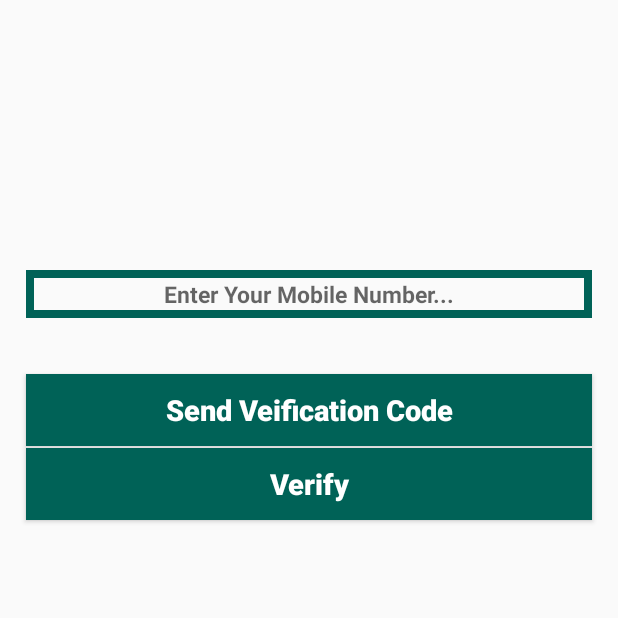
After one commit to saikumarreddys/Web-Mobile-Programming, an Android app: the PhoneLoginActivity screen opened directly, with no data from a screen before it, on a phone screen of 412 x 824 dp, the top half of it. The commit adds this screen. Run offline under Robolectric (Android 15) with nearby library versions, the phone set to English and light mode, and no system bars; our stand-ins replace Firebase (no records; nobody signed in at launch, a user with empty details on screens opened directly).

Commit message:
Mobile Number Authentication

```diff
--- a/WebLab2/app/src/main/AndroidManifest.xml
+++ b/WebLab2/app/src/main/AndroidManifest.xml
@@ -11,7 +11,8 @@
         android:roundIcon="@mipmap/ic_launcher_round"
         android:supportsRtl="true"
         android:theme="@style/AppTheme">
-        <activity android:name=".GroupchatActivity"></activity>
+        <activity android:name=".PhoneLoginActivity"></activity>
+        <activity android:name=".GroupchatActivity" />
         <activity android:name=".Settingsactivity" />
         <activity android:name=".RegisterActivity" />
         <activity android:name=".loginActivity" />
--- /dev/null
+++ b/WebLab2/app/src/main/java/com/example/mywhatsapp/PhoneLoginActivity.java
@@ -0,0 +1,177 @@
+package com.example.mywhatsapp;
+
+import androidx.annotation.NonNull;
+import androidx.appcompat.app.AppCompatActivity;
+
+import android.app.ProgressDialog;
+import android.content.Intent;
+import android.os.Bundle;
+import android.text.TextUtils;
+import android.util.Log;
+import android.view.View;
+import android.widget.Button;
+import android.widget.EditText;
+import android.widget.Toast;
+
+import com.google.android.gms.tasks.OnCompleteListener;
+import com.google.android.gms.tasks.Task;
+import com.google.firebase.FirebaseException;
+import com.google.firebase.auth.AuthResult;
+import com.google.firebase.auth.FirebaseAuth;
+import com.google.firebase.auth.PhoneAuthCredential;
+import com.google.firebase.auth.PhoneAuthProvider;
+
+import java.util.concurrent.TimeUnit;
+
+public class PhoneLoginActivity extends AppCompatActivity {
+
+    private Button sendverifybutton,verifybutton;
+    private FirebaseAuth mAuth;
+    private EditText phninput,verifyinput;
+    private PhoneAuthProvider.OnVerificationStateChangedCallbacks callbacks;
+    private String mVerificationId;
+    private PhoneAuthProvider.ForceResendingToken mResendToken;
+    private ProgressDialog pdialog;
+    @Override
+    protected void onCreate(Bundle savedInstanceState) {
+        super.onCreate(savedInstanceState);
+        setContentView(R.layout.activity_phone_login);
+
+        sendverifybutton = (Button) findViewById(R.id.send_verify_button);
+        verifybutton = (Button) findViewById(R.id.verify_button);
+        phninput = (EditText) findViewById(R.id.phone_num_input);
+        verifyinput = (EditText) findViewById(R.id.verification_code_input);
+        mAuth = FirebaseAuth.getInstance();
+        pdialog = new ProgressDialog(this);
+
+        sendverifybutton.setOnClickListener(new View.OnClickListener() {
+            @Override
+            public void onClick(View v) {
+
+
+
+
+                String phnnum = phninput.getText().toString();
+                if(TextUtils.isEmpty(phnnum))
+                {
+                    Toast.makeText(PhoneLoginActivity.this,"Please Enter Your Phone Number...",Toast.LENGTH_SHORT);
+                }
+                else
+                {
+                    pdialog.setTitle("Phone Verification...");
+                    pdialog.setMessage("Please Wait, while we are authenticating your login...");
+                    pdialog.setCanceledOnTouchOutside(false);
+                    pdialog.show();
+                    PhoneAuthProvider.getInstance().verifyPhoneNumber(
+                            phnnum,        // Phone number to verify
+                            60,                 // Timeout duration
+                            TimeUnit.SECONDS,   // Unit of timeout
+                            PhoneLoginActivity.this,               // Activity (for callback binding)
+                            callbacks);        // OnVerificationStateChangedCallbacks
+                }
+            }
+        });
+
+        verifybutton.setOnClickListener(new View.OnClickListener() {
+            @Override
+            public void onClick(View v) {
+
+                sendverifybutton.setVisibility(View.INVISIBLE);
+                phninput.setVisibility(View.INVISIBLE);
+
+                String verificationcode = verifyinput.getText().toString();
+
+                if(TextUtils.isEmpty(verificationcode))
+                {
+                    Toast.makeText(PhoneLoginActivity.this, "Please enter the Code", Toast.LENGTH_SHORT).show();
+                }
+                else {
+
+                    pdialog.setTitle("Code Verification...");
+                    pdialog.setMessage("Please Wait, while we are verifying your code...");
+                    pdialog.setCanceledOnTouchOutside(false);
+                    pdialog.show();
+
+                    PhoneAuthCredential credential = PhoneAuthProvider.getCredential(mVerificationId, verificationcode);
+                    signInWithPhoneAuthCredential(credential);
+                }
+
+            }
+        });
+
+        callbacks = new PhoneAuthProvider.OnVerificationStateChangedCallbacks() {
+            @Override
+            public void onVerificationCompleted(@NonNull PhoneAuthCredential phoneAuthCredential) {
+
+
+                signInWithPhoneAuthCredential(phoneAuthCredential);
+
+            }
+
+            @Override
+            public void onVerificationFailed(@NonNull FirebaseException e) {
+                pdialog.dismiss();
+
+                Toast.makeText(PhoneLoginActivity.this,"Invalid Mobile Number",Toast.LENGTH_SHORT);
+
+                sendverifybutton.setVisibility(View.VISIBLE);
+                phninput.setVisibility(View.VISIBLE);
+                verifybutton.setVisibility(View.INVISIBLE);
+                verifyinput.setVisibility(View.INVISIBLE);
+
+            }
+
+
+            public void onCodeSent(@NonNull String verificationId,
+                                   @NonNull PhoneAuthProvider.ForceResendingToken token) {
+
+
+                pdialog.dismiss();
+
+                // Save verification ID and resending token so we can use them later
+                mVerificationId = verificationId;
+                mResendToken = token;
+
+                Toast.makeText(PhoneLoginActivity.this,"Verification Code has been sent to your number..",Toast.LENGTH_SHORT);
+                sendverifybutton.setVisibility(View.INVISIBLE);
+                phninput.setVisibility(View.INVISIBLE);
+                verifybutton.setVisibility(View.VISIBLE);
+                verifyinput.setVisibility(View.VISIBLE);
+
+
+            }
+        };
+
+
+    }
+
+
+    private void signInWithPhoneAuthCredential(PhoneAuthCredential credential) {
+        mAuth.signInWithCredential(credential)
+                .addOnCompleteListener(this, new OnCompleteListener<AuthResult>() {
+                    @Override
+                    public void onComplete(@NonNull Task<AuthResult> task) {
+                        if (task.isSuccessful()) {
+
+                            pdialog.dismiss();
+                            Toast.makeText(PhoneLoginActivity.this,"You are logged in Successfully",Toast.LENGTH_SHORT);
+                            sendUsertoMainactivity();
+                        }
+                        else
+                        {
+
+                            String message = task.getException().toString();
+                            Toast.makeText(PhoneLoginActivity.this,"Error:"+message,Toast.LENGTH_SHORT);
+                        }
+                    }
+
+                });
+    }
+
+    private void sendUsertoMainactivity() {
+
+        Intent mainintent = new Intent(PhoneLoginActivity.this,MainActivity.class);
+        startActivity(mainintent);
+        finish();
+    }
+}
--- /dev/null
+++ b/WebLab2/app/src/main/res/layout/activity_phone_login.xml
@@ -0,0 +1,80 @@
+<?xml version="1.0" encoding="utf-8"?>
+<RelativeLayout xmlns:android="http://schemas.android.com/apk/res/android"
+    xmlns:app="http://schemas.android.com/apk/res-auto"
+    xmlns:tools="http://schemas.android.com/tools"
+    android:layout_width="match_parent"
+    android:layout_height="match_parent"
+    tools:context=".PhoneLoginActivity">
+
+    <EditText
+        android:id="@+id/phone_num_input"
+        android:layout_width="match_parent"
+        android:layout_height="wrap_content"
+        android:layout_alignParentStart="true"
+        android:layout_marginStart="17dp"
+        android:layout_marginEnd="17dp"
+        android:layout_marginTop="180dp"
+        android:padding="5dp"
+        android:background="@drawable/inputs"
+        android:hint="Enter Your Mobile Number..."
+        android:textAllCaps="false"
+        android:textSize="15sp"
+        android:textAlignment="center"
+        android:textStyle="bold"/>
+
+
+    <EditText
+        android:id="@+id/verification_code_input"
+        android:layout_width="match_parent"
+        android:layout_height="wrap_content"
+        android:layout_alignParentStart="true"
+        android:layout_marginStart="17dp"
+        android:layout_marginEnd="17dp"
+        android:layout_marginTop="4dp"
+        android:background="@drawable/inputs"
+        android:padding="5dp"
+        android:hint="Enter Your Verification Code..."
+        android:layout_below="@id/phone_num_input"
+        android:textAllCaps="false"
+        android:textSize="15sp"
+        android:textAlignment="center"
+        android:textStyle="bold"
+        android:visibility="invisible"/>
+
+    <Button
+        android:id="@+id/send_verify_button"
+        android:layout_width="match_parent"
+        android:layout_height="wrap_content"
+        android:text="Send Veification Code"
+        android:textAllCaps="false"
+        android:layout_marginStart="17dp"
+        android:layout_marginEnd="17dp"
+        android:layout_marginTop="1dp"
+        android:background="@drawable/buttons"
+        android:textColor="@android:color/background_light"
+        android:textSize="19sp"
+        android:textAlignment="center"
+        android:textStyle="bold"
+        android:layout_below="@id/verification_code_input"
+        />
+
+    <Button
+        android:id="@+id/verify_button"
+        android:layout_width="match_parent"
+        android:layout_height="wrap_content"
+        android:text="Verify"
+        android:textAllCaps="false"
+        android:layout_marginStart="17dp"
+        android:layout_marginEnd="17dp"
+        android:layout_marginTop="1dp"
+        android:background="@drawable/buttons"
+        android:textColor="@android:color/background_light"
+        android:textSize="19sp"
+        android:textAlignment="center"
+        android:textStyle="bold"
+        android:layout_below="@id/send_verify_button"
+        />
+
+
+
+</RelativeLayout>
```
Also changed, not shown: WebLab2/app/src/main/java/com/example/mywhatsapp/loginActivity.java (+8 -0 lines).
